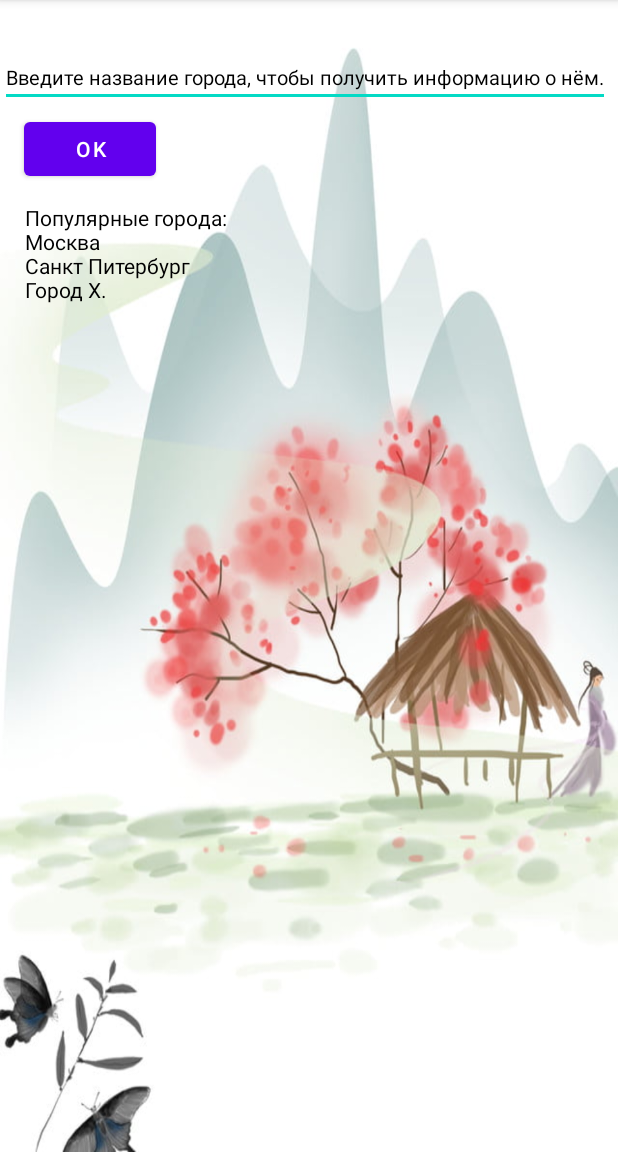
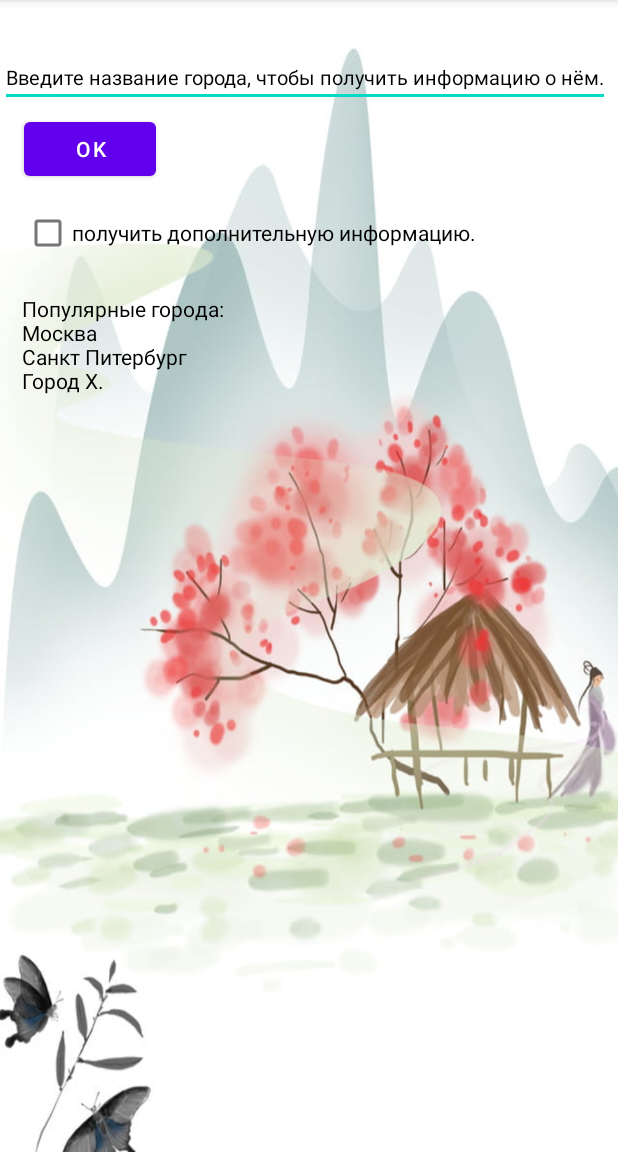
Before and after one commit to Dorikan/geekbrainsandroidlevel1, an Android app: the choseCityLayout screen opened directly, with no data from a screen before it, on a phone screen of 412 x 824 dp, the part 84-1236 px from its top. Run offline under Robolectric (Android 15) with nearby library versions, the light colour scheme and no system bars.

Commit message:
lesson4444

```diff
--- a/app/src/main/res/layout/select_city_layout.xml
+++ b/app/src/main/res/layout/select_city_layout.xml
@@ -37,14 +37,11 @@
         android:id="@+id/checkBoxMoreInfo"
         android:layout_width="wrap_content"
         android:layout_height="wrap_content"
-        android:layout_marginBottom="3dp"
+        android:layout_marginStart="16dp"
+        android:layout_marginTop="8dp"
         android:text="@string/moreInfo"
-        app:layout_constraintBottom_toBottomOf="@+id/buttonInputCity"
-        app:layout_constraintEnd_toEndOf="parent"
-        app:layout_constraintHorizontal_bias="0.0"
-        app:layout_constraintStart_toEndOf="@+id/textInputCity"
-        app:layout_constraintTop_toTopOf="@+id/buttonInputCity"
-        app:layout_constraintVertical_bias="0.0" />
+        app:layout_constraintStart_toStartOf="parent"
+        app:layout_constraintTop_toBottomOf="@+id/buttonInputCity" />
 
     <TextView
         android:id="@+id/textView"
@@ -54,10 +51,10 @@
         android:textColor="@color/black"
         app:layout_constraintBottom_toBottomOf="parent"
         app:layout_constraintEnd_toEndOf="parent"
-        app:layout_constraintHorizontal_bias="0.059"
+        app:layout_constraintHorizontal_bias="0.052"
         app:layout_constraintStart_toStartOf="parent"
-        app:layout_constraintTop_toBottomOf="@+id/buttonInputCity"
-        app:layout_constraintVertical_bias="0.021" />
+        app:layout_constraintTop_toBottomOf="@+id/checkBoxMoreInfo"
+        app:layout_constraintVertical_bias="0.032" />
 
 
 </androidx.constraintlayout.widget.ConstraintLayout>
```
